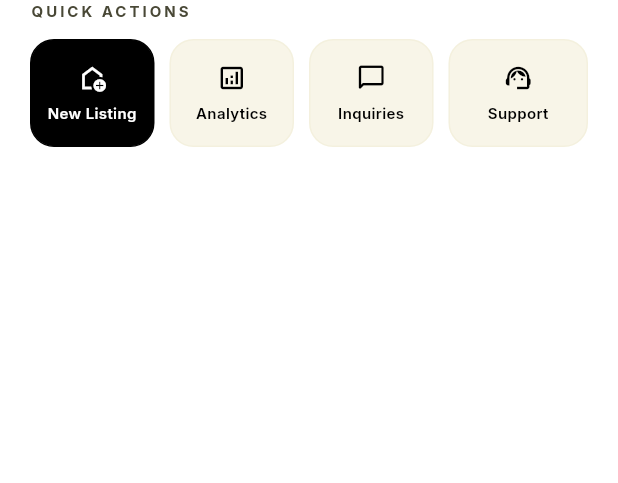
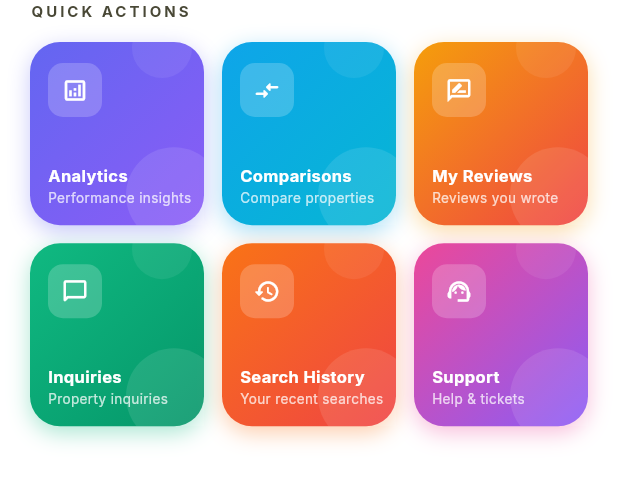
Before and after one commit to nitishv-712/99HB-App, a Flutter app: the DashQuickActions widget shown alone on an empty page, opened directly, on a phone screen of 412 x 824 dp. Shown: the top 483 px of the screen. Run offline on Flutter 3.47's test engine with Material 3 defaults, Android fonts, the phone set to English and light mode, and no system bars; our stand-ins replace flutter_dotenv, google_fonts, image_picker, shared_preferences; accounts and stored records are empty; network calls fail.

Commit message:
Add: Buttons in Dashboard

```diff
--- a/lib/view/screen/dashboard/dashboard_screen.dart
+++ b/lib/view/screen/dashboard/dashboard_screen.dart
@@ -2,12 +2,11 @@ import 'package:flutter/material.dart';
 import 'package:google_fonts/google_fonts.dart';
 import 'package:homebazaar/view/components/app_bar.dart';
 import 'package:provider/provider.dart';
+import 'package:homebazaar/providers/auth_provider.dart';
 import 'package:homebazaar/providers/analytics_provider.dart';
-import 'package:homebazaar/providers/auth_provider.dart';
 import 'package:homebazaar/providers/inquiries_provider.dart';
 import 'package:homebazaar/providers/user_provider.dart';
 import 'widgets/profile_card.dart';
-import 'widgets/stats_row.dart';
 import 'widgets/quick_actions.dart';
 import 'widgets/saved_tab.dart';
 import 'widgets/my_listings_tab.dart';
@@ -54,9 +53,7 @@ class _DashboardScreenState extends State<DashboardScreen> with TickerProviderSt
             child: Column(
               children: [
                 DashProfileCard(user: user),
-                const SizedBox(height: 20),
-                const DashStatsRow(),
-                const SizedBox(height: 20),
+                const SizedBox(height: 24),
                 const DashQuickActions(),
                 const SizedBox(height: 8),
               ],
--- a/lib/view/screen/dashboard/widgets/quick_actions.dart
+++ b/lib/view/screen/dashboard/widgets/quick_actions.dart
@@ -1,43 +1,54 @@
 import 'package:flutter/material.dart';
 import 'package:google_fonts/google_fonts.dart';
-import 'package:provider/provider.dart';
 import 'package:homebazaar/core/router/app_router.dart';
-import 'package:homebazaar/providers/analytics_provider.dart';
 
 class DashQuickActions extends StatelessWidget {
   const DashQuickActions({super.key});
 
   @override
   Widget build(BuildContext context) {
-    final cs = Theme.of(context).colorScheme;
-    final analytics = context.watch<AnalyticsProvider>().overview;
-
     final actions = [
-      (
-        icon: Icons.add_home_outlined,
-        label: 'New\nListing',
-        onTap: () => AppRouter.push(context, AppRoutes.createListing),
-        primary: true,
+      _Action(
+        icon: Icons.analytics_outlined,
+        label: 'Analytics',
+        desc: 'Performance insights',
+        route: AppRoutes.analytics,
+        colors: [const Color(0xFF6366F1), const Color(0xFF8B5CF6)],
       ),
-      (
-        icon: Icons.analytics_outlined,
-        label: analytics != null
-            ? '${analytics.totalViews}\nViews'
-            : 'Analytics',
-        onTap: () => AppRouter.push(context, AppRoutes.analytics),
-        primary: false,
+      _Action(
+        icon: Icons.compare_arrows_rounded,
+        label: 'Comparisons',
+        desc: 'Compare properties',
+        route: AppRoutes.comparisons,
+        colors: [const Color(0xFF0EA5E9), const Color(0xFF06B6D4)],
       ),
-      (
+      _Action(
+        icon: Icons.rate_review_outlined,
+        label: 'My Reviews',
+        desc: 'Reviews you wrote',
+        route: AppRoutes.reviews,
+        colors: [const Color(0xFFF59E0B), const Color(0xFFEF4444)],
+      ),
+      _Action(
         icon: Icons.chat_bubble_outline_rounded,
         label: 'Inquiries',
-        onTap: () => AppRouter.push(context, AppRoutes.inquiries),
-        primary: false,
+        desc: 'Property inquiries',
+        route: AppRoutes.inquiries,
+        colors: [const Color(0xFF10B981), const Color(0xFF059669)],
       ),
-      (
+      _Action(
+        icon: Icons.history_rounded,
+        label: 'Search History',
+        desc: 'Your recent searches',
+        route: AppRoutes.searchHistory,
+        colors: [const Color(0xFFF97316), const Color(0xFFEF4444)],
+      ),
+      _Action(
         icon: Icons.support_agent_outlined,
         label: 'Support',
-        onTap: () => AppRouter.push(context, AppRoutes.support),
-        primary: false,
+        desc: 'Help & tickets',
+        route: AppRoutes.support,
+        colors: [const Color(0xFFEC4899), const Color(0xFF8B5CF6)],
       ),
     ];
 
@@ -52,28 +63,21 @@ class DashQuickActions extends StatelessWidget {
               fontSize: 10,
               fontWeight: FontWeight.bold,
               letterSpacing: 2,
-              color: cs.onSurfaceVariant,
+              color: Theme.of(context).colorScheme.onSurfaceVariant,
             ),
           ),
-          const SizedBox(height: 12),
-          Row(
-            children: List.generate(actions.length, (i) {
-              final a = actions[i];
-              return Expanded(
-                child: Padding(
-                  padding: EdgeInsets.only(
-                    right: i < actions.length - 1 ? 10 : 0,
+          const SizedBox(height: 14),
+          GridView.builder(
+            shrinkWrap: true,
+            physics: const NeverScrollableScrollPhysics(),
+            gridDelegate: const SliverGridDelegateWithFixedCrossAxisCount(
+              crossAxisCount: 3,
+              crossAxisSpacing: 12,
+              mainAxisSpacing: 12,
+              childAspectRatio: 0.95,
             ),
-                  child: _PressableActionCard(
-                    icon: a.icon,
-                    label: a.label,
-                    onTap: a.onTap,
-                    isPrimary: a.primary,
-                    cs: cs,
-                  ),
-                ),
-              );
-            }),
+            itemCount: actions.length,
+            itemBuilder: (_, i) => _ActionCard(action: actions[i], delay: Duration(milliseconds: i * 60)),
           ),
         ],
       ),
@@ -81,95 +85,146 @@ class DashQuickActions extends StatelessWidget {
   }
 }
 
-class _PressableActionCard extends StatefulWidget {
+class _Action {
   final IconData icon;
   final String label;
-  final VoidCallback onTap;
-  final bool isPrimary;
-  final ColorScheme cs;
+  final String desc;
+  final String route;
+  final List<Color> colors;
+  const _Action({required this.icon, required this.label, required this.desc, required this.route, required this.colors});
+}
 
-  const _PressableActionCard({
-    required this.icon,
-    required this.label,
-    required this.onTap,
-    required this.isPrimary,
-    required this.cs,
-  });
+class _ActionCard extends StatefulWidget {
+  final _Action action;
+  final Duration delay;
+  const _ActionCard({required this.action, required this.delay});
 
   @override
-  State<_PressableActionCard> createState() => _PressableActionCardState();
+  State<_ActionCard> createState() => _ActionCardState();
 }
 
-class _PressableActionCardState extends State<_PressableActionCard>
-    with SingleTickerProviderStateMixin {
+class _ActionCardState extends State<_ActionCard> with SingleTickerProviderStateMixin {
   late final AnimationController _ctrl;
   late final Animation<double> _scale;
+  late final Animation<double> _fade;
+  bool _pressed = false;
 
   @override
   void initState() {
     super.initState();
-    _ctrl = AnimationController(
-      vsync: this,
-      duration: const Duration(milliseconds: 100),
-      reverseDuration: const Duration(milliseconds: 180),
-    );
-    _scale = Tween<double>(
-      begin: 1.0,
-      end: 0.92,
-    ).animate(CurvedAnimation(parent: _ctrl, curve: Curves.easeInOut));
+    _ctrl = AnimationController(vsync: this, duration: const Duration(milliseconds: 350));
+    _scale = Tween<double>(begin: 0.8, end: 1.0)
+        .animate(CurvedAnimation(parent: _ctrl, curve: Curves.easeOutBack));
+    _fade = CurvedAnimation(parent: _ctrl, curve: Curves.easeOut);
+    Future.delayed(widget.delay, () { if (mounted) _ctrl.forward(); });
   }
 
   @override
-  void dispose() {
-    _ctrl.dispose();
-    super.dispose();
-  }
+  void dispose() { _ctrl.dispose(); super.dispose(); }
 
   @override
   Widget build(BuildContext context) {
-    final cs = widget.cs;
-    return GestureDetector(
-      onTapDown: (_) => _ctrl.forward(),
-      onTapUp: (_) {
-        _ctrl.reverse();
-        widget.onTap();
-      },
-      onTapCancel: () => _ctrl.reverse(),
+    final a = widget.action;
+    return FadeTransition(
+      opacity: _fade,
       child: ScaleTransition(
         scale: _scale,
-        child: SizedBox(
-          height: 72,
+        child: GestureDetector(
+          onTapDown: (_) => setState(() => _pressed = true),
+          onTapUp: (_) {
+            setState(() => _pressed = false);
+            AppRouter.push(context, a.route);
+          },
+          onTapCancel: () => setState(() => _pressed = false),
+          child: AnimatedScale(
+            scale: _pressed ? 0.93 : 1.0,
+            duration: const Duration(milliseconds: 100),
             child: Container(
-            padding: const EdgeInsets.symmetric(horizontal: 4, vertical: 12),
               decoration: BoxDecoration(
-              color: widget.isPrimary
-                  ? cs.onSurface
-                  : cs.surfaceContainerHighest.withOpacity(0.35),
-              borderRadius: BorderRadius.circular(16),
-              border: Border.all(
-                color: widget.isPrimary
-                    ? cs.onSurface
-                    : cs.outlineVariant.withOpacity(0.2),
+                gradient: LinearGradient(
+                  colors: a.colors,
+                  begin: Alignment.topLeft,
+                  end: Alignment.bottomRight,
+                ),
+                borderRadius: BorderRadius.circular(20),
+                boxShadow: [
+                  BoxShadow(
+                    color: a.colors[0].withValues(alpha: 0.35),
+                    blurRadius: 12,
+                    offset: const Offset(0, 4),
+                  ),
+                ],
+              ),
+              child: Stack(
+                children: [
+                  // Background circle decoration
+                  Positioned(
+                    right: -12,
+                    bottom: -12,
+                    child: Container(
+                      width: 64,
+                      height: 64,
+                      decoration: BoxDecoration(
+                        shape: BoxShape.circle,
+                        color: Colors.white.withValues(alpha: 0.1),
                       ),
                     ),
+                  ),
+                  Positioned(
+                    right: 8,
+                    top: -16,
+                    child: Container(
+                      width: 40,
+                      height: 40,
+                      decoration: BoxDecoration(
+                        shape: BoxShape.circle,
+                        color: Colors.white.withValues(alpha: 0.07),
+                      ),
+                    ),
+                  ),
+                  // Content
+                  Padding(
+                    padding: const EdgeInsets.fromLTRB(12, 14, 8, 12),
                     child: Column(
-              mainAxisAlignment: MainAxisAlignment.center,
+                      crossAxisAlignment: CrossAxisAlignment.start,
+                      mainAxisAlignment: MainAxisAlignment.spaceBetween,
                       children: [
-                Icon(
-                  widget.icon,
-                  size: 20,
-                  color: widget.isPrimary ? cs.surface : cs.onSurface,
+                        Container(
+                          width: 36,
+                          height: 36,
+                          decoration: BoxDecoration(
+                            color: Colors.white.withValues(alpha: 0.2),
+                            borderRadius: BorderRadius.circular(10),
                           ),
-                const SizedBox(height: 6),
+                          child: Icon(a.icon, size: 18, color: Colors.white),
+                        ),
+                        Column(
+                          crossAxisAlignment: CrossAxisAlignment.start,
+                          children: [
                             Text(
-                  widget.label.replaceAll('\n', ' '),
-                  textAlign: TextAlign.center,
+                              a.label,
                               maxLines: 1,
                               overflow: TextOverflow.ellipsis,
                               style: GoogleFonts.inter(
-                    fontSize: 10,
-                    fontWeight: FontWeight.w600,
-                    color: widget.isPrimary ? cs.surface : cs.onSurface,
+                                fontSize: 11,
+                                fontWeight: FontWeight.w700,
+                                color: Colors.white,
+                                height: 1.2,
+                              ),
+                            ),
+                            const SizedBox(height: 2),
+                            Text(
+                              a.desc,
+                              maxLines: 1,
+                              overflow: TextOverflow.ellipsis,
+                              style: GoogleFonts.inter(
+                                fontSize: 9,
+                                color: Colors.white.withValues(alpha: 0.75),
+                              ),
+                            ),
+                          ],
+                        ),
+                      ],
                     ),
                   ),
                 ],
@@ -177,6 +232,7 @@ class _PressableActionCardState extends State<_PressableActionCard>
             ),
           ),
         ),
+      ),
     );
   }
 }
```
Lines whose indentation alone changed are shown as unchanged.
